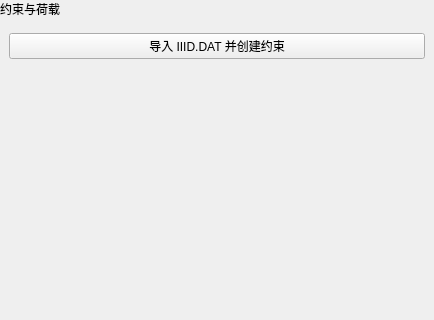
Old version of the form plugins/Base_PhysicalField/PhysicalFieldSettingWidget.ui in the repository asd977/base_cae; both pictures show x 0 to 434 and y 0 to 320 of the 434 by 681 pixel window.
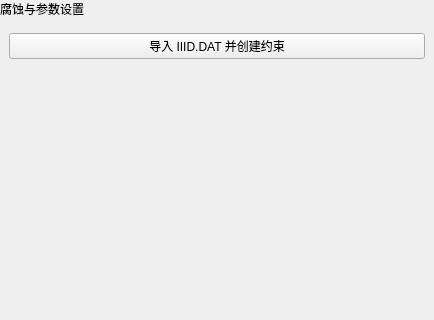
New version of the form.

The edit to the form file:
```diff
--- a/plugins/Base_PhysicalField/PhysicalFieldSettingWidget.ui
+++ b/plugins/Base_PhysicalField/PhysicalFieldSettingWidget.ui
@@ -23,6 +23,9 @@
    <property name="rightMargin">
     <number>0</number>
    </property>
+   <property name="bottomMargin">
+    <number>0</number>
+   </property>
    <item>
     <widget class="QLabel" name="pageNameLabel">
      <property name="sizePolicy">
@@ -32,7 +35,7 @@
       </sizepolicy>
      </property>
      <property name="text">
-      <string>约束与荷载</string>
+      <string>腐蚀与参数设置</string>
      </property>
     </widget>
    </item>
```
Left out of the diff: 23 changed lines with no effect on the pictures.
